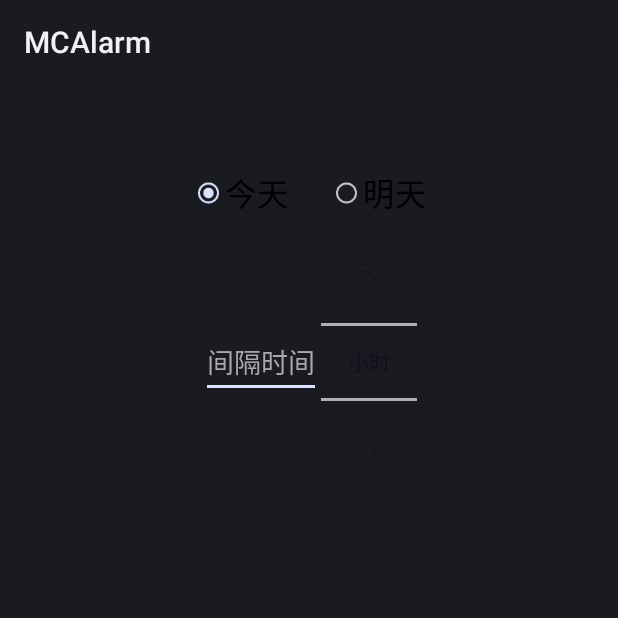
After one commit to zyfather/Heyuyang-graduation-project, an Android app: the fragment IntervalFragment shown on its own in the app's theme, on a phone screen of 412 x 824 dp, the top half of it. The commit adds this screen. Run offline under Robolectric (Android 15) with nearby library versions, the phone set to English and light mode, and no system bars.

Commit message:
hyy final

```diff
--- a/app/src/main/java/com/example/yang/myapplication/AlarmCheckService.java
+++ b/app/src/main/java/com/example/yang/myapplication/AlarmCheckService.java
@@ -42,8 +42,8 @@ public class AlarmCheckService extends Service {
             @Override
             public void run() {
                 while (flag) {
+                    List<AlarmData> alarmDataList = AlarmUtil.getAlarms(ctx);
 
-                    List<AlarmData> alarmDataList = AlarmUtil.getAlarms(ctx);
 
 
                     try {
--- a/app/src/main/java/com/example/yang/myapplication/activity/EditActivity.java
+++ b/app/src/main/java/com/example/yang/myapplication/activity/EditActivity.java
@@ -121,6 +121,8 @@ public class EditActivity extends Activity {
         ringText.setText(sysRings.get(saveAlarm.getRing()));
         currentRing = saveAlarm.getRing();
         isVib = saveAlarm.isVib();
+        repeatType = saveAlarm.getRepeatType();
+        isRepeat = saveAlarm.isRepeat();
 
     }
 
--- /dev/null
+++ b/app/src/main/java/com/example/yang/myapplication/activity/fragment/IntervalFragment.java
@@ -0,0 +1,117 @@
+package com.example.yang.myapplication.activity.fragment;
+
+import android.graphics.Paint;
+import android.os.Bundle;
+import android.support.v4.app.Fragment;
+import android.view.LayoutInflater;
+import android.view.View;
+import android.view.ViewGroup;
+import android.view.inputmethod.EditorInfo;
+import android.widget.EditText;
+import android.widget.NumberPicker;
+import android.widget.RadioGroup;
+import android.widget.TextView;
+
+import com.example.yang.myapplication.R;
+import com.example.yang.myapplication.activity.CustomUserDefinedActivity;
+import com.example.yang.myapplication.data.RepeatType;
+
+import java.lang.reflect.Field;
+
+/**
+ * Created by yang on 16/6/10.
+ */
+public class IntervalFragment extends Fragment{
+    NumberPicker valuepicker;
+    TextView intervalTv;
+
+    int currentRadioButton = 0;
+    RadioGroup radioGroup;
+
+    private int current;
+
+
+    public void onCreate(Bundle savedInstanceState){
+        super.onCreate(savedInstanceState);
+        current = CustomUserDefinedActivity.currentItem;
+
+    }
+
+    public View onCreateView(LayoutInflater inflater, ViewGroup container, Bundle savedInstanceState){
+        View v = inflater.inflate(R.layout.fragment_interval, container, false);
+
+        valuepicker = (NumberPicker) v.findViewById(R.id.custom_user_defined_numberpicker);
+        intervalTv = (EditText) v.findViewById(R.id.custom_user_defined_interval);
+        radioGroup = (RadioGroup) v.findViewById(R.id.custom_user_defined_radiogroup);
+
+        initNumPicker();
+        radioGroup.setOnCheckedChangeListener(new RadioGroup.OnCheckedChangeListener() {
+
+            @Override
+            public void onCheckedChanged(RadioGroup group, int checkedId) {
+                currentRadioButton = checkedId;
+            }
+        });
+
+        intervalTv.setInputType(EditorInfo.TYPE_CLASS_PHONE);
+
+        return  v;
+    }
+
+    public static boolean setNumberPickerTextColor(NumberPicker numberPicker, int color) {
+        boolean result = false;
+        final int count = numberPicker.getChildCount();
+        for (int i = 0; i < count; i++) {
+            View child = numberPicker.getChildAt(i);
+            if (child instanceof EditText) {
+                try {
+                    Field selectorWheelPaintField = numberPicker.getClass()
+                            .getDeclaredField("mSelectorWheelPaint");
+                    selectorWheelPaintField.setAccessible(true);
+                    ((Paint) selectorWheelPaintField.get(numberPicker)).setColor(color);
+                    ((EditText) child).setTextColor(color);
+                    numberPicker.invalidate();
+                    result = true;
+                } catch (NoSuchFieldException e) {
+                    e.printStackTrace();
+                } catch (IllegalAccessException e) {
+                    e.printStackTrace();
+                } catch (IllegalArgumentException e) {
+                    e.printStackTrace();
+                }
+            }
+        }
+        return result;
+    }
+
+    public void initNumPicker() {
+        setNumberPickerTextColor(valuepicker, R.color.black);
+        String[] intervalUnit = {"天","小时","分钟"};
+        valuepicker.setDisplayedValues(intervalUnit);
+        valuepicker.setMinValue(0);
+        valuepicker.setDescendantFocusability(NumberPicker.FOCUS_BLOCK_DESCENDANTS);
+        valuepicker.setMaxValue(intervalUnit.length - 1);
+        valuepicker.setValue(1);
+    }
+
+    public RepeatType getRepeatType (){
+        int iDays = 0;
+        int dInterval = -1;
+        int hInterval = -1;
+        int mInterval = -1;
+
+        if (currentRadioButton == 1){
+            iDays = 1;
+        }
+        if (valuepicker.getValue() == 0){
+            dInterval = Integer.valueOf(intervalTv.getText().toString());
+        }else if (valuepicker.getValue() == 1){
+            hInterval = Integer.valueOf(intervalTv.getText().toString());
+        }else{
+            mInterval = Integer.valueOf(intervalTv.getText().toString());
+        }
+
+        return new RepeatType(dInterval, hInterval, mInterval, iDays);
+    }
+
+}
--- a/app/src/main/res/layout/activity_custom_user_defined.xml
+++ b/app/src/main/res/layout/activity_custom_user_defined.xml
@@ -59,6 +59,11 @@
             style="@style/define_chooseBar_tv_style"
             android:text="@string/specialDay"/>
 
+        <TextView
+            android:id="@+id/define_activity_interval"
+            style="@style/define_chooseBar_tv_style"
+            android:text="@string/interval"/>
+
 
     </LinearLayout>
 
--- /dev/null
+++ b/app/src/main/res/layout/fragment_interval.xml
@@ -0,0 +1,59 @@
+<?xml version="1.0" encoding="utf-8"?>
+<LinearLayout xmlns:android="http://schemas.android.com/apk/res/android"
+    android:layout_width="match_parent"
+    android:layout_height="wrap_content"
+    android:gravity="center"
+    android:orientation="vertical">
+
+    <RadioGroup
+        android:id="@+id/custom_user_defined_radiogroup"
+        android:layout_width="wrap_content"
+        android:layout_marginTop="50dp"
+        android:layout_height="wrap_content"
+        android:orientation="horizontal">
+            <RadioButton
+                android:id="@+id/radio_today"
+                android:layout_height="wrap_content"
+                android:checked="true"
+                android:scaleX="0.7"
+                android:scaleY="0.7"
+                android:textSize="30dp"
+                android:textColor="@color/black"
+                android:text="今天"
+                android:layout_width="wrap_content" />
+
+            <RadioButton
+                android:id="@+id/radio_tomorrow"
+                android:textColor="@color/black"
+                android:layout_height="wrap_content"
+                android:checked="false"
+                android:scaleX="0.7"
+                android:scaleY="0.7"
+                android:textSize="30dp"
+                android:text="明天"
+                android:layout_width="wrap_content" />
+    </RadioGroup>
+
+       <LinearLayout
+           android:layout_width="match_parent"
+           android:layout_height="match_parent"
+           android:orientation="horizontal"
+           android:gravity="center">
+
+           <EditText
+               android:id="@+id/custom_user_defined_interval"
+               android:layout_width="wrap_content"
+               android:layout_height="wrap_content"
+               android:textColor="@color/black"
+               android:textColorHint="@color/gray"
+               android:hint="@string/intervaltime"
+               android:inputType="number"/>
+
+           <NumberPicker
+               android:id="@+id/custom_user_defined_numberpicker"
+               android:layout_width="wrap_content"
+               android:layout_height="wrap_content"
+              ></NumberPicker>
+       </LinearLayout>
+
+</LinearLayout>
--- a/app/src/main/res/layout/view_title.xml
+++ b/app/src/main/res/layout/view_title.xml
@@ -41,7 +41,8 @@
             android:layout_height="15dp"
             android:layout_gravity="center"
             android:gravity="center"
-            android:src="@mipmap/add" />
+            android:src="@mipmap/add"
+            android:visibility="gone"/>
 
         <TextView
             android:id="@+id/title_right_tv"
@@ -51,7 +52,7 @@
             android:text="右"
             android:textColor="@color/title_red"
             android:textSize="15sp"
-            android:visibility="gone" />
+            />
 
     </FrameLayout>
 
--- a/app/src/main/res/values/strings.xml
+++ b/app/src/main/res/values/strings.xml
@@ -10,6 +10,7 @@
     <string name="day">某天</string>
     <string name="month">每月</string>
     <string name="specialDay">纪念日</string>
+    <string name="interval">间隔</string>
     <string name="alarm_info">alarm_info</string>
     <string name="monday">星期一</string>
     <string name="tuesday">星期二</string>
@@ -19,4 +20,5 @@
     <string name="saturday">星期六</string>
     <string name="sunday">星期日</string>
     <string name="repeat">重复</string>
+    <string name="intervaltime">间隔时间</string>
 </resources>
```
Also changed, not shown: app/src/main/java/com/example/yang/myapplication/AlarmReceiver.java (+8 -1 lines), app/src/main/java/com/example/yang/myapplication/activity/AlarmListActivity.java (+25 -18 lines), app/src/main/java/com/example/yang/myapplication/activity/CustomUserDefinedActivity.java (+21 -0 lines), app/src/main/java/com/example/yang/myapplication/data/AlarmData.java (+5 -4 lines), app/src/main/java/com/example/yang/myapplication/utils/AlarmUtil.java (+15 -7 lines), 1 other file.
